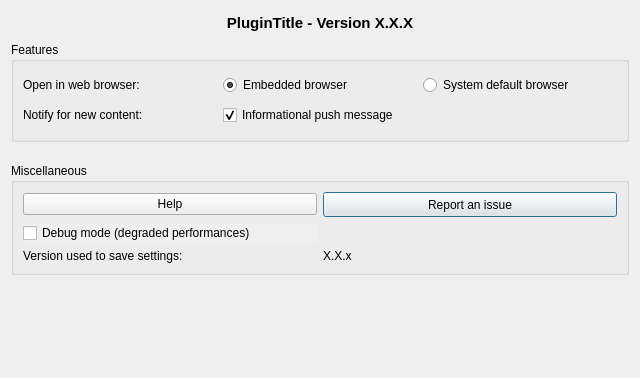
The window that qtribu/gui/dlg_settings.ui (geotribu/qtribu) describes before a commit, drawn with Qt 5.
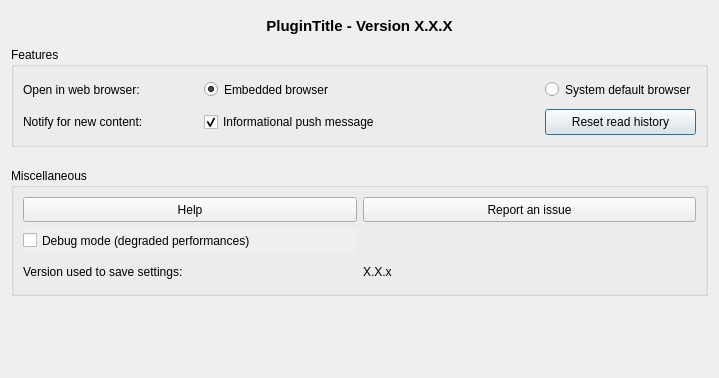
The same window after the commit. Icons and pictures are not drawn.

Commit message: Add button to reset read history

Diff of the .ui file:
```diff
--- a/qtribu/gui/dlg_settings.ui
+++ b/qtribu/gui/dlg_settings.ui
@@ -6,7 +6,7 @@
    <rect>
     <x>0</x>
     <y>0</y>
-    <width>640</width>
+    <width>719</width>
     <height>378</height>
    </rect>
   </property>
@@ -37,7 +37,7 @@
      <property name="minimumSize">
       <size>
        <width>50</width>
-       <height>25</height>
+       <height>30</height>
       </size>
      </property>
      <property name="font">
@@ -88,8 +88,67 @@
       <string>Features</string>
      </property>
      <layout class="QGridLayout" name="gridLayout_2">
+      <item row="3" column="0">
+       <widget class="QLabel" name="lbl_notification">
+        <property name="minimumSize">
+         <size>
+          <width>175</width>
+          <height>25</height>
+         </size>
+        </property>
+        <property name="maximumSize">
+         <size>
+          <width>250</width>
+          <height>30</height>
+         </size>
+        </property>
+        <property name="text">
+         <string>Notify for new content:</string>
+        </property>
+       </widget>
+      </item>
+      <item row="3" column="1">
+       <widget class="QCheckBox" name="opt_notif_push_msg">
+        <property name="minimumSize">
+         <size>
+          <width>275</width>
+          <height>25</height>
+         </size>
+        </property>
+        <property name="maximumSize">
+         <size>
+          <width>16777215</width>
+          <height>30</height>
+         </size>
+        </property>
+        <property name="autoFillBackground">
+         <bool>false</bool>
+        </property>
+        <property name="text">
+         <string>Informational push message</string>
+        </property>
+        <property name="checked">
+         <bool>true</bool>
+        </property>
+        <property name="tristate">
+         <bool>false</bool>
+        </property>
+       </widget>
+      </item>
       <item row="1" column="0">
        <widget class="QLabel" name="lbl_browser">
+        <property name="minimumSize">
+         <size>
+          <width>175</width>
+          <height>25</height>
+         </size>
+        </property>
+        <property name="maximumSize">
+         <size>
+          <width>250</width>
+          <height>30</height>
+         </size>
+        </property>
         <property name="toolTip">
          <string>Which web browser to use to display articles.</string>
         </property>
@@ -98,22 +157,39 @@
         </property>
        </widget>
       </item>
-      <item row="1" column="2">
+      <item row="1" column="3">
        <widget class="QRadioButton" name="opt_browser_os">
+        <property name="minimumSize">
+         <size>
+          <width>0</width>
+          <height>25</height>
+         </size>
+        </property>
+        <property name="maximumSize">
+         <size>
+          <width>16777215</width>
+          <height>30</height>
+         </size>
+        </property>
         <property name="text">
          <string>System default browser</string>
         </property>
        </widget>
       </item>
-      <item row="3" column="0">
-       <widget class="QLabel" name="lbl_notification">
-        <property name="text">
-         <string>Notify for new content:</string>
-        </property>
-       </widget>
-      </item>
       <item row="1" column="1">
        <widget class="QRadioButton" name="opt_browser_qt">
+        <property name="minimumSize">
+         <size>
+          <width>0</width>
+          <height>25</height>
+         </size>
+        </property>
+        <property name="maximumSize">
+         <size>
+          <width>16777215</width>
+          <height>30</height>
+         </size>
+        </property>
         <property name="text">
          <string>Embedded browser</string>
         </property>
@@ -122,22 +198,38 @@
         </property>
        </widget>
       </item>
-      <item row="3" column="1">
-       <widget class="QCheckBox" name="opt_notif_push_msg">
-        <property name="autoFillBackground">
-         <bool>false</bool>
+      <item row="3" column="3">
+       <widget class="QPushButton" name="btn_reset_read_history">
+        <property name="minimumSize">
+         <size>
+          <width>0</width>
+          <height>25</height>
+         </size>
+        </property>
+        <property name="maximumSize">
+         <size>
+          <width>16777215</width>
+          <height>30</height>
+         </size>
         </property>
         <property name="text">
-         <string>Informational push message</string>
-        </property>
-        <property name="checked">
-         <bool>true</bool>
-        </property>
-        <property name="tristate">
-         <bool>false</bool>
+         <string>Reset read history</string>
         </property>
        </widget>
       </item>
+      <item row="3" column="2">
+       <spacer name="horizontalSpacer">
+        <property name="orientation">
+         <enum>Qt::Horizontal</enum>
+        </property>
+        <property name="sizeHint" stdset="0">
+         <size>
+          <width>40</width>
+          <height>20</height>
+         </size>
+        </property>
+       </spacer>
+      </item>
      </layout>
     </widget>
    </item>
@@ -174,6 +266,18 @@
      <layout class="QGridLayout" name="gridLayout">
       <item row="1" column="0">
        <widget class="QCheckBox" name="opt_debug">
+        <property name="minimumSize">
+         <size>
+          <width>0</width>
+          <height>25</height>
+         </size>
+        </property>
+        <property name="maximumSize">
+         <size>
+          <width>16777215</width>
+          <height>30</height>
+         </size>
+        </property>
         <property name="toolTip">
          <string>Enable debug mode.</string>
         </property>
@@ -193,6 +297,18 @@
       </item>
       <item row="2" column="1">
        <widget class="QLabel" name="lbl_version_saved_value">
+        <property name="minimumSize">
+         <size>
+          <width>0</width>
+          <height>25</height>
+         </size>
+        </property>
+        <property name="maximumSize">
+         <size>
+          <width>16777215</width>
+          <height>30</height>
+         </size>
+        </property>
         <property name="text">
          <string notr="true">X.X.x</string>
         </property>
@@ -203,6 +319,18 @@
       </item>
       <item row="2" column="0">
        <widget class="QLabel" name="lbl_version_saved">
+        <property name="minimumSize">
+         <size>
+          <width>0</width>
+          <height>25</height>
+         </size>
+        </property>
+        <property name="maximumSize">
+         <size>
+          <width>16777215</width>
+          <height>30</height>
+         </size>
+        </property>
         <property name="text">
          <string>Version used to save settings:</string>
         </property>
@@ -233,6 +361,18 @@
       </item>
       <item row="0" column="0">
        <widget class="QPushButton" name="btn_help">
+        <property name="minimumSize">
+         <size>
+          <width>0</width>
+          <height>25</height>
+         </size>
+        </property>
+        <property name="maximumSize">
+         <size>
+          <width>16777215</width>
+          <height>30</height>
+         </size>
+        </property>
         <property name="text">
          <string>Help</string>
         </property>
```
The commit also changes 4 other files.
